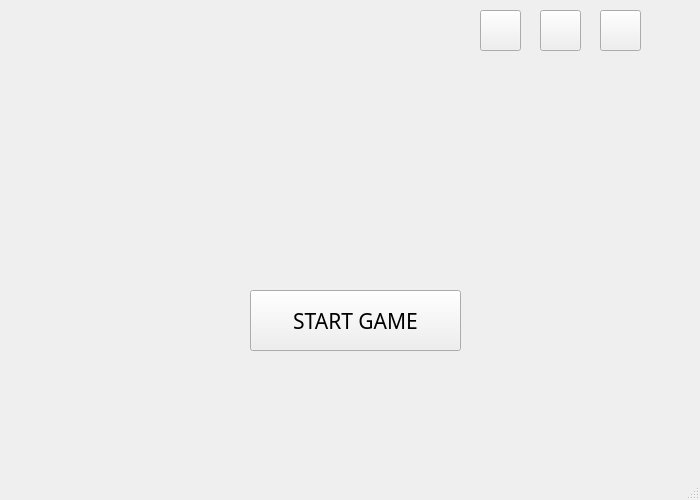
Old version of the form mainwindow.ui in the repository ariadneep/logigate-game.
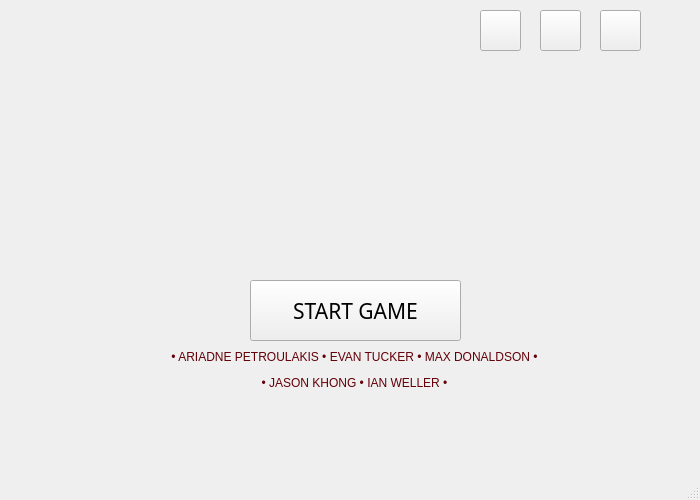
New version of the form. Icons and pictures are not drawn.

Commit message: Added credits in starting screen.

Patch:
```diff
--- a/mainwindow.ui
+++ b/mainwindow.ui
@@ -283,7 +283,7 @@
      <property name="geometry">
       <rect>
        <x>250</x>
-       <y>290</y>
+       <y>280</y>
        <width>211</width>
        <height>61</height>
       </rect>
@@ -331,6 +331,24 @@
 background-color: transparent;
 border-radius: 10px;</string>
      </property>
+     <widget class="QLabel" name="label">
+      <property name="geometry">
+       <rect>
+        <x>40</x>
+        <y>310</y>
+        <width>471</width>
+        <height>41</height>
+       </rect>
+      </property>
+      <property name="styleSheet">
+       <string notr="true">border-image: none;
+font: 10pt &quot;Code 7x5&quot;;
+color: rgb(99, 0, 8);</string>
+      </property>
+      <property name="text">
+       <string>&lt;html&gt;&lt;head/&gt;&lt;body&gt;&lt;p align=&quot;center&quot;&gt;• ARIADNE PETROULAKIS •  EVAN TUCKER •  MAX DONALDSON •&lt;/p&gt;&lt;p align=&quot;center&quot;&gt;•  JASON KHONG •  IAN WELLER •&lt;/p&gt;&lt;/body&gt;&lt;/html&gt;</string>
+      </property>
+     </widget>
     </widget>
     <zorder>logo</zorder>
     <zorder>startButton</zorder>
```
